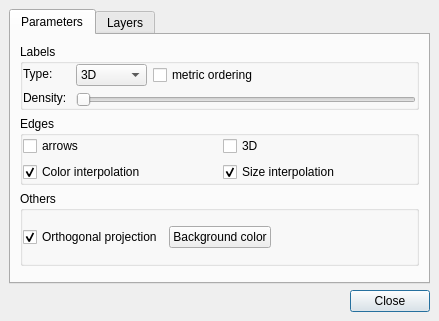
Before: the Qt Designer form library/tulip-qt/designer/RenderingParametersDialog.ui in jalamao/tulip-1, drawn with Qt 5.
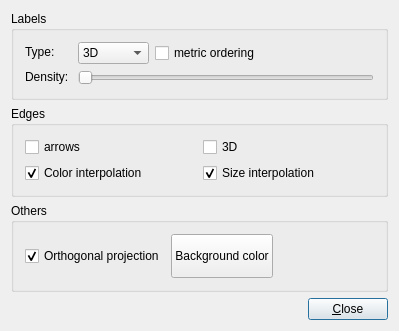
After: the same form once the commit is applied.

Diff of the .ui file:
```diff
--- a/library/tulip-qt/designer/RenderingParametersDialog.ui
+++ b/library/tulip-qt/designer/RenderingParametersDialog.ui
@@ -5,8 +5,8 @@
    <rect>
     <x>0</x>
     <y>0</y>
-    <width>439</width>
-    <height>321</height>
+    <width>399</width>
+    <height>331</height>
    </rect>
   </property>
   <property name="windowTitle" >
@@ -16,72 +16,18 @@
    <bool>false</bool>
   </property>
   <layout class="QGridLayout" >
-   <property name="margin" >
-    <number>9</number>
-   </property>
-   <property name="spacing" >
-    <number>6</number>
-   </property>
-   <item row="0" column="0" >
-    <widget class="QTabWidget" name="tabWidget" >
-     <property name="currentIndex" >
-      <number>0</number>
-     </property>
-     <widget class="QWidget" name="tab" >
-      <attribute name="title" >
-       <string>Parameters</string>
-      </attribute>
-      <layout class="QGridLayout" >
-       <property name="margin" >
-        <number>9</number>
-       </property>
-       <property name="spacing" >
-        <number>6</number>
-       </property>
        <item row="0" column="0" >
         <layout class="QVBoxLayout" >
-         <property name="margin" >
-          <number>0</number>
-         </property>
-         <property name="spacing" >
-          <number>6</number>
-         </property>
          <item>
           <widget class="QGroupBox" name="labels" >
-           <property name="sizePolicy" >
-            <sizepolicy>
-             <hsizetype>5</hsizetype>
-             <vsizetype>0</vsizetype>
-             <horstretch>0</horstretch>
-             <verstretch>0</verstretch>
-            </sizepolicy>
-           </property>
            <property name="title" >
             <string>Labels</string>
            </property>
            <layout class="QGridLayout" >
-            <property name="margin" >
-             <number>0</number>
-            </property>
-            <property name="spacing" >
-             <number>6</number>
-            </property>
             <item row="0" column="0" >
              <layout class="QHBoxLayout" >
-              <property name="margin" >
-               <number>0</number>
-              </property>
-              <property name="spacing" >
-               <number>6</number>
-              </property>
               <item>
                <layout class="QVBoxLayout" >
-                <property name="margin" >
-                 <number>0</number>
-                </property>
-                <property name="spacing" >
-                 <number>6</number>
-                </property>
                 <item>
                  <widget class="QLabel" name="fontType" >
                   <property name="text" >
@@ -106,34 +52,14 @@
               </item>
               <item>
                <layout class="QVBoxLayout" >
-                <property name="margin" >
-                 <number>0</number>
-                </property>
-                <property name="spacing" >
-                 <number>6</number>
-                </property>
                 <item>
                  <layout class="QHBoxLayout" >
-                  <property name="margin" >
-                   <number>0</number>
-                  </property>
-                  <property name="spacing" >
-                   <number>6</number>
-                  </property>
                   <item>
                    <layout class="QVBoxLayout" >
-                    <property name="margin" >
-                     <number>0</number>
-                    </property>
-                    <property name="spacing" >
-                     <number>6</number>
-                    </property>
                     <item>
                      <widget class="QComboBox" name="fonts" >
                       <property name="sizePolicy" >
-                       <sizepolicy>
-                        <hsizetype>0</hsizetype>
-                        <vsizetype>0</vsizetype>
+                   <sizepolicy vsizetype="Preferred" hsizetype="Minimum" >
                         <horstretch>0</horstretch>
                         <verstretch>0</verstretch>
                        </sizepolicy>
@@ -162,20 +88,8 @@
                   </item>
                   <item>
                    <layout class="QVBoxLayout" >
-                    <property name="margin" >
-                     <number>0</number>
-                    </property>
-                    <property name="spacing" >
-                     <number>6</number>
-                    </property>
                     <item>
                      <layout class="QHBoxLayout" >
-                      <property name="margin" >
-                       <number>0</number>
-                      </property>
-                      <property name="spacing" >
-                       <number>6</number>
-                      </property>
                       <item>
                        <widget class="QCheckBox" name="ordering" >
                         <property name="focusPolicy" >
@@ -214,9 +128,7 @@
                 <item>
                  <widget class="QSlider" name="density" >
                   <property name="sizePolicy" >
-                   <sizepolicy>
-                    <hsizetype>5</hsizetype>
-                    <vsizetype>0</vsizetype>
+               <sizepolicy vsizetype="Preferred" hsizetype="Expanding" >
                     <horstretch>0</horstretch>
                     <verstretch>0</verstretch>
                    </sizepolicy>
@@ -235,40 +147,14 @@
          </item>
          <item>
           <widget class="QGroupBox" name="edgesGroup" >
-           <property name="sizePolicy" >
-            <sizepolicy>
-             <hsizetype>5</hsizetype>
-             <vsizetype>0</vsizetype>
-             <horstretch>0</horstretch>
-             <verstretch>0</verstretch>
-            </sizepolicy>
-           </property>
            <property name="title" >
             <string>Edges</string>
            </property>
            <layout class="QGridLayout" >
-            <property name="margin" >
-             <number>0</number>
-            </property>
-            <property name="spacing" >
-             <number>6</number>
-            </property>
             <item row="0" column="0" >
              <layout class="QVBoxLayout" >
-              <property name="margin" >
-               <number>0</number>
-              </property>
-              <property name="spacing" >
-               <number>6</number>
-              </property>
               <item>
                <layout class="QHBoxLayout" >
-                <property name="margin" >
-                 <number>0</number>
-                </property>
-                <property name="spacing" >
-                 <number>6</number>
-                </property>
                 <item>
                  <widget class="QCheckBox" name="arrows" >
                   <property name="focusPolicy" >
@@ -299,12 +185,6 @@
               </item>
               <item>
                <layout class="QHBoxLayout" >
-                <property name="margin" >
-                 <number>0</number>
-                </property>
-                <property name="spacing" >
-                 <number>6</number>
-                </property>
                 <item>
                  <widget class="QCheckBox" name="colorInterpolation" >
                   <property name="focusPolicy" >
@@ -345,17 +225,11 @@
           </widget>
          </item>
          <item>
-          <widget class="QGroupBox" name="groupBox" >
+      <widget class="QGroupBox" name="others" >
            <property name="title" >
             <string>Others</string>
            </property>
            <layout class="QGridLayout" >
-            <property name="margin" >
-             <number>0</number>
-            </property>
-            <property name="spacing" >
-             <number>6</number>
-            </property>
             <item row="0" column="0" >
              <layout class="QHBoxLayout" >
               <property name="margin" >
@@ -380,9 +254,7 @@
               <item>
                <widget class="QPushButton" name="background" >
                 <property name="sizePolicy" >
-                 <sizepolicy>
-                  <hsizetype>0</hsizetype>
-                  <vsizetype>0</vsizetype>
+             <sizepolicy vsizetype="Preferred" hsizetype="Preferred" >
                   <horstretch>0</horstretch>
                   <verstretch>0</verstretch>
                  </sizepolicy>
@@ -417,66 +289,7 @@
           </widget>
          </item>
          <item>
-          <spacer>
-           <property name="orientation" >
-            <enum>Qt::Vertical</enum>
-           </property>
-          </spacer>
-         </item>
-        </layout>
-       </item>
-      </layout>
-     </widget>
-     <widget class="QWidget" name="tab_2" >
-      <attribute name="title" >
-       <string>Layers</string>
-      </attribute>
-      <layout class="QGridLayout" >
-       <property name="margin" >
-        <number>9</number>
-       </property>
-       <property name="spacing" >
-        <number>6</number>
-       </property>
-       <item row="0" column="0" >
-        <widget class="QTreeWidget" name="treeWidget" >
-         <property name="sizePolicy" >
-          <sizepolicy>
-           <hsizetype>5</hsizetype>
-           <vsizetype>5</vsizetype>
-           <horstretch>0</horstretch>
-           <verstretch>0</verstretch>
-          </sizepolicy>
-         </property>
-         <property name="columnCount" >
-          <number>3</number>
-         </property>
-         <column>
-          <property name="text" >
-           <string/>
-          </property>
-         </column>
-         <column>
-          <property name="text" >
-           <string>Visibility</string>
-          </property>
-         </column>
-         <column>
-          <property name="text" >
-           <string>Stencil</string>
-          </property>
-         </column>
-        </widget>
-       </item>
-      </layout>
-     </widget>
-    </widget>
-   </item>
-   <item row="1" column="0" >
     <layout class="QHBoxLayout" >
-     <property name="margin" >
-      <number>0</number>
-     </property>
      <property name="spacing" >
       <number>6</number>
      </property>
@@ -485,9 +298,12 @@
        <property name="orientation" >
         <enum>Qt::Horizontal</enum>
        </property>
+         <property name="sizeType" >
+          <enum>QSizePolicy::Expanding</enum>
+         </property>
        <property name="sizeHint" >
         <size>
-         <width>40</width>
+           <width>20</width>
          <height>20</height>
         </size>
        </property>
@@ -496,7 +312,13 @@
      <item>
       <widget class="QPushButton" name="buttonClose" >
        <property name="text" >
-        <string>Close</string>
+          <string>&amp;Close</string>
+         </property>
+         <property name="shortcut" >
+          <string>Alt+C</string>
+         </property>
+         <property name="autoDefault" >
+          <bool>true</bool>
        </property>
        <property name="default" >
         <bool>true</bool>
@@ -506,6 +328,8 @@
     </layout>
    </item>
   </layout>
+   </item>
+  </layout>
  </widget>
  <layoutdefault spacing="6" margin="11" />
  <resources/>
```
Left out of the diff: 58 changed lines with no effect on the pictures. Lines whose indentation alone changed are shown as unchanged.
